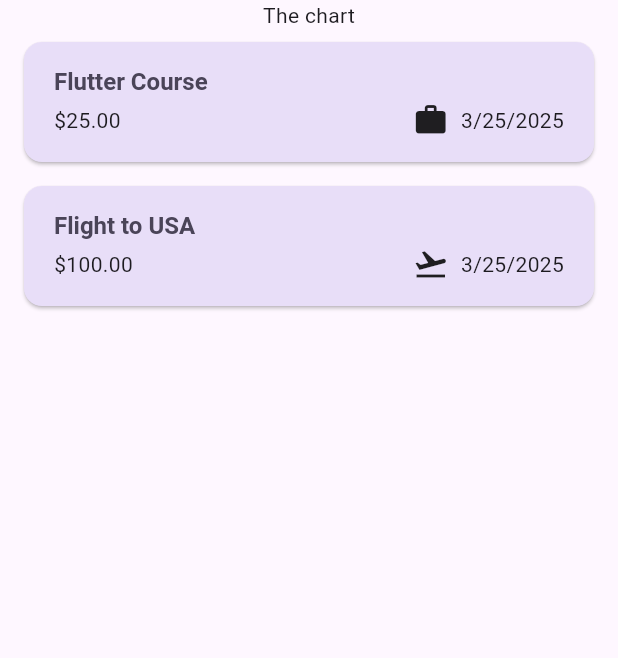
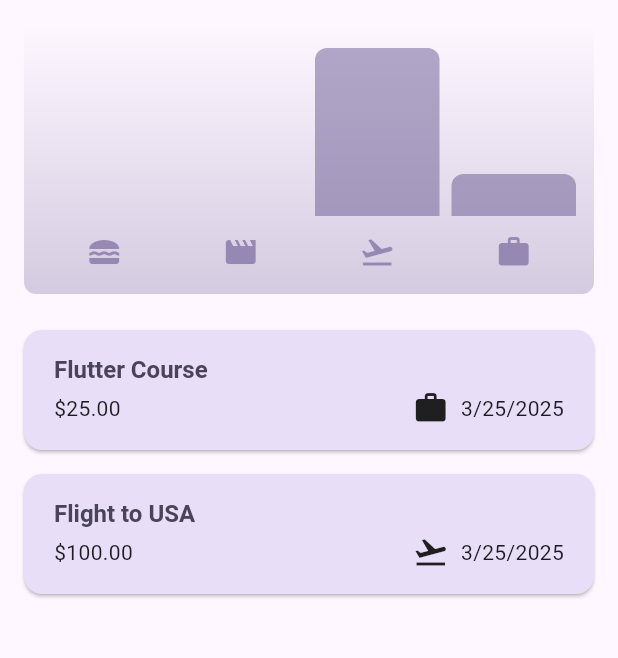
Before and after one commit to Dylo98/expense_tracker, a Flutter app: the screen it shows after launch, on a phone screen of 412 x 824 dp, the part 84-742 px from its top. Run offline on Flutter 3.47's test engine with Material 3 defaults, Android fonts, the phone set to English and light mode, and no system bars.

Commit message:
Chart section

```diff
--- a/lib/models/expense.dart
+++ b/lib/models/expense.dart
@@ -38,3 +38,26 @@ class Expense {
     return formatter.format(date);
   }
 }
+
+class ExpenseBucket {
+  const ExpenseBucket({
+    required this.category,
+    required this.expenses,
+  });
+
+  ExpenseBucket.forCategory(List<Expense> allExpenses, this.category)
+      : expenses = allExpenses
+            .where((expense) => expense.category == category)
+            .toList();
+
+  final Category category;
+  final List<Expense> expenses;
+
+  double get totalExpenses {
+    double sum = 0;
+    for (final expense in expenses) {
+      sum += expense.amount;
+    }
+    return sum;
+  }
+}
--- /dev/null
+++ b/lib/widgets/chart/chart.dart
@@ -0,0 +1,95 @@
+import 'package:flutter/material.dart';
+
+import 'package:expense_tracker/widgets/chart/chart_bar.dart';
+import 'package:expense_tracker/models/expense.dart';
+
+class Chart extends StatelessWidget {
+  const Chart({super.key, required this.expenses});
+
+  final List<Expense> expenses;
+
+  List<ExpenseBucket> get buckets {
+    return [
+      ExpenseBucket.forCategory(expenses, Category.food),
+      ExpenseBucket.forCategory(expenses, Category.leisure),
+      ExpenseBucket.forCategory(expenses, Category.travel),
+      ExpenseBucket.forCategory(expenses, Category.work),
+    ];
+  }
+
+  double get maxTotalExpense {
+    double maxTotalExpense = 0;
+
+    for (final bucket in buckets) {
+      if (bucket.totalExpenses > maxTotalExpense) {
+        maxTotalExpense = bucket.totalExpenses;
+      }
+    }
+
+    return maxTotalExpense;
+  }
+
+  @override
+  Widget build(BuildContext context) {
+    final isDarkMode =
+        MediaQuery.of(context).platformBrightness == Brightness.dark;
+    return Container(
+      margin: const EdgeInsets.all(16),
+      padding: const EdgeInsets.symmetric(
+        vertical: 16,
+        horizontal: 8,
+      ),
+      width: double.infinity,
+      height: 180,
+      decoration: BoxDecoration(
+        borderRadius: BorderRadius.circular(8),
+        gradient: LinearGradient(
+          colors: [
+            Theme.of(context).colorScheme.primary.withAlpha(70),
+            Theme.of(context).colorScheme.primary.withAlpha(0)
+          ],
+          begin: Alignment.bottomCenter,
+          end: Alignment.topCenter,
+        ),
+      ),
+      child: Column(
+        children: [
+          Expanded(
+            child: Row(
+              crossAxisAlignment: CrossAxisAlignment.end,
+              children: [
+                for (final bucket in buckets) // alternative to map()
+                  ChartBar(
+                    fill: bucket.totalExpenses == 0
+                        ? 0
+                        : bucket.totalExpenses / maxTotalExpense,
+                  )
+              ],
+            ),
+          ),
+          const SizedBox(height: 12),
+          Row(
+            children: buckets
+                .map(
+                  (bucket) => Expanded(
+                    child: Padding(
+                      padding: const EdgeInsets.symmetric(horizontal: 4),
+                      child: Icon(
+                        categoryIcons[bucket.category],
+                        color: isDarkMode
+                            ? Theme.of(context).colorScheme.secondary
+                            : Theme.of(context)
+                                .colorScheme
+                                .primary
+                                .withAlpha(150),
+                      ),
+                    ),
+                  ),
+                )
+                .toList(),
+          )
+        ],
+      ),
+    );
+  }
+}
--- /dev/null
+++ b/lib/widgets/chart/chart_bar.dart
@@ -0,0 +1,34 @@
+import 'package:flutter/material.dart';
+
+class ChartBar extends StatelessWidget {
+  const ChartBar({
+    super.key,
+    required this.fill,
+  });
+
+  final double fill;
+
+  @override
+  Widget build(BuildContext context) {
+    final isDarkMode =
+        MediaQuery.of(context).platformBrightness == Brightness.dark;
+    return Expanded(
+      child: Padding(
+        padding: const EdgeInsets.symmetric(horizontal: 4),
+        child: FractionallySizedBox(
+          heightFactor: fill,
+          child: DecoratedBox(
+            decoration: BoxDecoration(
+              shape: BoxShape.rectangle,
+              borderRadius:
+                  const BorderRadius.vertical(top: Radius.circular(8)),
+              color: isDarkMode
+                  ? Theme.of(context).colorScheme.secondary
+                  : Theme.of(context).colorScheme.primary.withAlpha(125),
+            ),
+          ),
+        ),
+      ),
+    );
+  }
+}
--- a/lib/widgets/expenses.dart
+++ b/lib/widgets/expenses.dart
@@ -1,3 +1,4 @@
+import 'package:expense_tracker/widgets/chart/chart.dart';
 import 'package:expense_tracker/widgets/new_expense.dart';
 import 'package:flutter/material.dart';
 
@@ -91,7 +92,7 @@ class _ExpensesState extends State<Expenses> {
       ),
       body: Column(
         children: [
-          const Text('The chart'),
+          Chart(expenses: _registeredExpenses),
           Expanded(child: mainContent),
         ],
       ),
```
